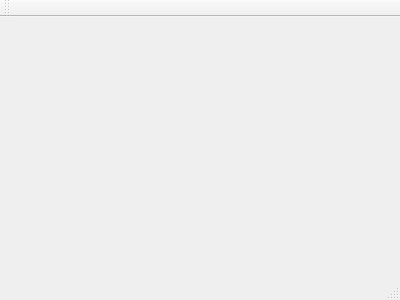
The window that FlexManSys/mainwindow.ui (ayudov/Flexible-Manufacturing-System) describes before a commit, drawn with Qt 5.
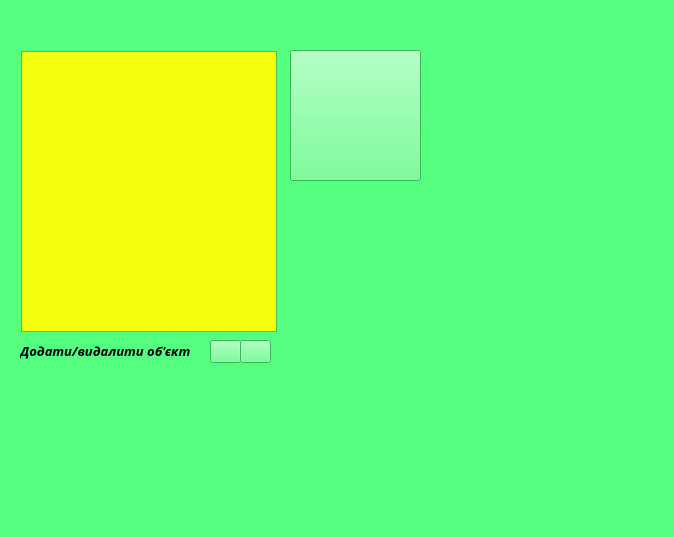
The same window after the commit. Icons and pictures are not drawn.

Diff of the .ui file:
```diff
--- a/FlexManSys/mainwindow.ui
+++ b/FlexManSys/mainwindow.ui
@@ -1,24 +1,863 @@
 <ui version="4.0">
  <class>MainWindow</class>
- <widget class="QMainWindow" name="MainWindow" >
-  <property name="geometry" >
+ <widget class="QMainWindow" name="MainWindow">
+  <property name="geometry">
    <rect>
     <x>0</x>
     <y>0</y>
-    <width>400</width>
-    <height>300</height>
+    <width>674</width>
+    <height>537</height>
    </rect>
   </property>
-  <property name="windowTitle" >
+  <property name="palette">
+   <palette>
+    <active>
+     <colorrole role="WindowText">
+      <brush brushstyle="SolidPattern">
+       <color alpha="255">
+        <red>0</red>
+        <green>0</green>
+        <blue>0</blue>
+       </color>
+      </brush>
+     </colorrole>
+     <colorrole role="Button">
+      <brush brushstyle="SolidPattern">
+       <color alpha="255">
+        <red>85</red>
+        <green>255</green>
+        <blue>127</blue>
+       </color>
+      </brush>
+     </colorrole>
+     <colorrole role="Light">
+      <brush brushstyle="SolidPattern">
+       <color alpha="255">
+        <red>213</red>
+        <green>255</green>
+        <blue>223</blue>
+       </color>
+      </brush>
+     </colorrole>
+     <colorrole role="Midlight">
+      <brush brushstyle="SolidPattern">
+       <color alpha="255">
+        <red>149</red>
+        <green>255</green>
+        <blue>175</blue>
+       </color>
+      </brush>
+     </colorrole>
+     <colorrole role="Dark">
+      <brush brushstyle="SolidPattern">
+       <color alpha="255">
+        <red>42</red>
+        <green>127</green>
+        <blue>63</blue>
+       </color>
+      </brush>
+     </colorrole>
+     <colorrole role="Mid">
+      <brush brushstyle="SolidPattern">
+       <color alpha="255">
+        <red>56</red>
+        <green>170</green>
+        <blue>84</blue>
+       </color>
+      </brush>
+     </colorrole>
+     <colorrole role="Text">
+      <brush brushstyle="SolidPattern">
+       <color alpha="255">
+        <red>0</red>
+        <green>0</green>
+        <blue>0</blue>
+       </color>
+      </brush>
+     </colorrole>
+     <colorrole role="BrightText">
+      <brush brushstyle="SolidPattern">
+       <color alpha="255">
+        <red>255</red>
+        <green>255</green>
+        <blue>255</blue>
+       </color>
+      </brush>
+     </colorrole>
+     <colorrole role="ButtonText">
+      <brush brushstyle="SolidPattern">
+       <color alpha="255">
+        <red>0</red>
+        <green>0</green>
+        <blue>0</blue>
+       </color>
+      </brush>
+     </colorrole>
+     <colorrole role="Base">
+      <brush brushstyle="SolidPattern">
+       <color alpha="255">
+        <red>255</red>
+        <green>255</green>
+        <blue>255</blue>
+       </color>
+      </brush>
+     </colorrole>
+     <colorrole role="Window">
+      <brush brushstyle="SolidPattern">
+       <color alpha="255">
+        <red>85</red>
+        <green>255</green>
+        <blue>127</blue>
+       </color>
+      </brush>
+     </colorrole>
+     <colorrole role="Shadow">
+      <brush brushstyle="SolidPattern">
+       <color alpha="255">
+        <red>0</red>
+        <green>0</green>
+        <blue>0</blue>
+       </color>
+      </brush>
+     </colorrole>
+     <colorrole role="AlternateBase">
+      <brush brushstyle="SolidPattern">
+       <color alpha="255">
+        <red>170</red>
+        <green>255</green>
+        <blue>191</blue>
+       </color>
+      </brush>
+     </colorrole>
+     <colorrole role="ToolTipBase">
+      <brush brushstyle="SolidPattern">
+       <color alpha="255">
+        <red>255</red>
+        <green>255</green>
+        <blue>220</blue>
+       </color>
+      </brush>
+     </colorrole>
+     <colorrole role="ToolTipText">
+      <brush brushstyle="SolidPattern">
+       <color alpha="255">
+        <red>0</red>
+        <green>0</green>
+        <blue>0</blue>
+       </color>
+      </brush>
+     </colorrole>
+    </active>
+    <inactive>
+     <colorrole role="WindowText">
+      <brush brushstyle="SolidPattern">
+       <color alpha="255">
+        <red>0</red>
+        <green>0</green>
+        <blue>0</blue>
+       </color>
+      </brush>
+     </colorrole>
+     <colorrole role="Button">
+      <brush brushstyle="SolidPattern">
+       <color alpha="255">
+        <red>85</red>
+        <green>255</green>
+        <blue>127</blue>
+       </color>
+      </brush>
+     </colorrole>
+     <colorrole role="Light">
+      <brush brushstyle="SolidPattern">
+       <color alpha="255">
+        <red>213</red>
+        <green>255</green>
+        <blue>223</blue>
+       </color>
+      </brush>
+     </colorrole>
+     <colorrole role="Midlight">
+      <brush brushstyle="SolidPattern">
+       <color alpha="255">
+        <red>149</red>
+        <green>255</green>
+        <blue>175</blue>
+       </color>
+      </brush>
+     </colorrole>
+     <colorrole role="Dark">
+      <brush brushstyle="SolidPattern">
+       <color alpha="255">
+        <red>42</red>
+        <green>127</green>
+        <blue>63</blue>
+       </color>
+      </brush>
+     </colorrole>
+     <colorrole role="Mid">
+      <brush brushstyle="SolidPattern">
+       <color alpha="255">
+        <red>56</red>
+        <green>170</green>
+        <blue>84</blue>
+       </color>
+      </brush>
+     </colorrole>
+     <colorrole role="Text">
+      <brush brushstyle="SolidPattern">
+       <color alpha="255">
+        <red>0</red>
+        <green>0</green>
+        <blue>0</blue>
+       </color>
+      </brush>
+     </colorrole>
+     <colorrole role="BrightText">
+      <brush brushstyle="SolidPattern">
+       <color alpha="255">
+        <red>255</red>
+        <green>255</green>
+        <blue>255</blue>
+       </color>
+      </brush>
+     </colorrole>
+     <colorrole role="ButtonText">
+      <brush brushstyle="SolidPattern">
+       <color alpha="255">
+        <red>0</red>
+        <green>0</green>
+        <blue>0</blue>
+       </color>
+      </brush>
+     </colorrole>
+     <colorrole role="Base">
+      <brush brushstyle="SolidPattern">
+       <color alpha="255">
+        <red>255</red>
+        <green>255</green>
+        <blue>255</blue>
+       </color>
+      </brush>
+     </colorrole>
+     <colorrole role="Window">
+      <brush brushstyle="SolidPattern">
+       <color alpha="255">
+        <red>85</red>
+        <green>255</green>
+        <blue>127</blue>
+       </color>
+      </brush>
+     </colorrole>
+     <colorrole role="Shadow">
+      <brush brushstyle="SolidPattern">
+       <color alpha="255">
+        <red>0</red>
+        <green>0</green>
+        <blue>0</blue>
+       </color>
+      </brush>
+     </colorrole>
+     <colorrole role="AlternateBase">
+      <brush brushstyle="SolidPattern">
+       <color alpha="255">
+        <red>170</red>
+        <green>255</green>
+        <blue>191</blue>
+       </color>
+      </brush>
+     </colorrole>
+     <colorrole role="ToolTipBase">
+      <brush brushstyle="SolidPattern">
+       <color alpha="255">
+        <red>255</red>
+        <green>255</green>
+        <blue>220</blue>
+       </color>
+      </brush>
+     </colorrole>
+     <colorrole role="ToolTipText">
+      <brush brushstyle="SolidPattern">
+       <color alpha="255">
+        <red>0</red>
+        <green>0</green>
+        <blue>0</blue>
+       </color>
+      </brush>
+     </colorrole>
+    </inactive>
+    <disabled>
+     <colorrole role="WindowText">
+      <brush brushstyle="SolidPattern">
+       <color alpha="255">
+        <red>42</red>
+        <green>127</green>
+        <blue>63</blue>
+       </color>
+      </brush>
+     </colorrole>
+     <colorrole role="Button">
+      <brush brushstyle="SolidPattern">
+       <color alpha="255">
+        <red>85</red>
+        <green>255</green>
+        <blue>127</blue>
+       </color>
+      </brush>
+     </colorrole>
+     <colorrole role="Light">
+      <brush brushstyle="SolidPattern">
+       <color alpha="255">
+        <red>213</red>
+        <green>255</green>
+        <blue>223</blue>
+       </color>
+      </brush>
+     </colorrole>
+     <colorrole role="Midlight">
+      <brush brushstyle="SolidPattern">
+       <color alpha="255">
+        <red>149</red>
+        <green>255</green>
+        <blue>175</blue>
+       </color>
+      </brush>
+     </colorrole>
+     <colorrole role="Dark">
+      <brush brushstyle="SolidPattern">
+       <color alpha="255">
+        <red>42</red>
+        <green>127</green>
+        <blue>63</blue>
+       </color>
+      </brush>
+     </colorrole>
+     <colorrole role="Mid">
+      <brush brushstyle="SolidPattern">
+       <color alpha="255">
+        <red>56</red>
+        <green>170</green>
+        <blue>84</blue>
+       </color>
+      </brush>
+     </colorrole>
+     <colorrole role="Text">
+      <brush brushstyle="SolidPattern">
+       <color alpha="255">
+        <red>42</red>
+        <green>127</green>
+        <blue>63</blue>
+       </color>
+      </brush>
+     </colorrole>
+     <colorrole role="BrightText">
+      <brush brushstyle="SolidPattern">
+       <color alpha="255">
+        <red>255</red>
+        <green>255</green>
+        <blue>255</blue>
+       </color>
+      </brush>
+     </colorrole>
+     <colorrole role="ButtonText">
+      <brush brushstyle="SolidPattern">
+       <color alpha="255">
+        <red>42</red>
+        <green>127</green>
+        <blue>63</blue>
+       </color>
+      </brush>
+     </colorrole>
+     <colorrole role="Base">
+      <brush brushstyle="SolidPattern">
+       <color alpha="255">
+        <red>85</red>
+        <green>255</green>
+        <blue>127</blue>
+       </color>
+      </brush>
+     </colorrole>
+     <colorrole role="Window">
+      <brush brushstyle="SolidPattern">
+       <color alpha="255">
+        <red>85</red>
+        <green>255</green>
+        <blue>127</blue>
+       </color>
+      </brush>
+     </colorrole>
+     <colorrole role="Shadow">
+      <brush brushstyle="SolidPattern">
+       <color alpha="255">
+        <red>0</red>
+        <green>0</green>
+        <blue>0</blue>
+       </color>
+      </brush>
+     </colorrole>
+     <colorrole role="AlternateBase">
+      <brush brushstyle="SolidPattern">
+       <color alpha="255">
+        <red>85</red>
+        <green>255</green>
+        <blue>127</blue>
+       </color>
+      </brush>
+     </colorrole>
+     <colorrole role="ToolTipBase">
+      <brush brushstyle="SolidPattern">
+       <color alpha="255">
+        <red>255</red>
+        <green>255</green>
+        <blue>220</blue>
+       </color>
+      </brush>
+     </colorrole>
+     <colorrole role="ToolTipText">
+      <brush brushstyle="SolidPattern">
+       <color alpha="255">
+        <red>0</red>
+        <green>0</green>
+        <blue>0</blue>
+       </color>
+      </brush>
+     </colorrole>
+    </disabled>
+   </palette>
+  </property>
+  <property name="windowTitle">
    <string>MainWindow</string>
   </property>
-  <widget class="QMenuBar" name="menuBar" />
-  <widget class="QToolBar" name="mainToolBar" />
-  <widget class="QWidget" name="centralWidget" />
-  <widget class="QStatusBar" name="statusBar" />
+  <widget class="QWidget" name="centralWidget">
+   <widget class="QPushButton" name="addBillet">
+    <property name="geometry">
+     <rect>
+      <x>210</x>
+      <y>340</y>
+      <width>31</width>
+      <height>23</height>
+     </rect>
+    </property>
+    <property name="palette">
+     <palette>
+      <active>
+       <colorrole role="BrightText">
+        <brush brushstyle="SolidPattern">
+         <color alpha="255">
+          <red>255</red>
+          <green>255</green>
+          <blue>255</blue>
+         </color>
+        </brush>
+       </colorrole>
+       <colorrole role="Base">
+        <brush brushstyle="SolidPattern">
+         <color alpha="255">
+          <red>255</red>
+          <green>255</green>
+          <blue>255</blue>
+         </color>
+        </brush>
+       </colorrole>
+      </active>
+      <inactive>
+       <colorrole role="BrightText">
+        <brush brushstyle="SolidPattern">
+         <color alpha="255">
+          <red>255</red>
+          <green>255</green>
+          <blue>255</blue>
+         </color>
+        </brush>
+       </colorrole>
+       <colorrole role="Base">
+        <brush brushstyle="SolidPattern">
+         <color alpha="255">
+          <red>255</red>
+          <green>255</green>
+          <blue>255</blue>
+         </color>
+        </brush>
+       </colorrole>
+      </inactive>
+      <disabled>
+       <colorrole role="BrightText">
+        <brush brushstyle="SolidPattern">
+         <color alpha="255">
+          <red>255</red>
+          <green>255</green>
+          <blue>255</blue>
+         </color>
+        </brush>
+       </colorrole>
+       <colorrole role="Base">
+        <brush brushstyle="SolidPattern">
+         <color alpha="255">
+          <red>85</red>
+          <green>255</green>
+          <blue>127</blue>
+         </color>
+        </brush>
+       </colorrole>
+      </disabled>
+     </palette>
+    </property>
+    <property name="font">
+     <font>
+      <family>Bauhaus 93</family>
+      <pointsize>10</pointsize>
+      <weight>75</weight>
+      <italic>false</italic>
+      <bold>true</bold>
+     </font>
+    </property>
+    <property name="text">
+     <string/>
+    </property>
+    <property name="icon">
+     <iconset resource="resources.qrc">
+      <normaloff>:/new/add_remove/plus-icon-green-md.png</normaloff>:/new/add_remove/plus-icon-green-md.png</iconset>
+    </property>
+    <property name="iconSize">
+     <size>
+      <width>16</width>
+      <height>16</height>
+     </size>
+    </property>
+   </widget>
+   <widget class="QPushButton" name="removeBillet">
+    <property name="geometry">
+     <rect>
+      <x>240</x>
+      <y>340</y>
+      <width>31</width>
+      <height>23</height>
+     </rect>
+    </property>
+    <property name="palette">
+     <palette>
+      <active>
+       <colorrole role="Base">
+        <brush brushstyle="SolidPattern">
+         <color alpha="255">
+          <red>255</red>
+          <green>255</green>
+          <blue>255</blue>
+         </color>
+        </brush>
+       </colorrole>
+       <colorrole role="NoRole">
+        <brush brushstyle="SolidPattern">
+         <color alpha="255">
+          <red>255</red>
+          <green>255</green>
+          <blue>255</blue>
+         </color>
+        </brush>
+       </colorrole>
+      </active>
+      <inactive>
+       <colorrole role="Base">
+        <brush brushstyle="SolidPattern">
+         <color alpha="255">
+          <red>255</red>
+          <green>255</green>
+          <blue>255</blue>
+         </color>
+        </brush>
+       </colorrole>
+       <colorrole role="NoRole">
+        <brush brushstyle="SolidPattern">
+         <color alpha="255">
+          <red>255</red>
+          <green>255</green>
+          <blue>255</blue>
+         </color>
+        </brush>
+       </colorrole>
+      </inactive>
+      <disabled>
+       <colorrole role="Base">
+        <brush brushstyle="SolidPattern">
+         <color alpha="255">
+          <red>85</red>
+          <green>255</green>
+          <blue>127</blue>
+         </color>
+        </brush>
+       </colorrole>
+       <colorrole role="NoRole">
+        <brush brushstyle="SolidPattern">
+         <color alpha="255">
+          <red>255</red>
+          <green>255</green>
+          <blue>255</blue>
+         </color>
+        </brush>
+       </colorrole>
+      </disabled>
+     </palette>
+    </property>
+    <property name="font">
+     <font>
+      <family>Bauhaus 93</family>
+      <pointsize>10</pointsize>
+      <weight>75</weight>
+      <italic>false</italic>
+      <bold>true</bold>
+     </font>
+    </property>
+    <property name="text">
+     <string/>
+    </property>
+    <property name="icon">
+     <iconset resource="resources.qrc">
+      <normaloff>:/new/add_remove/256-256-ad37efe2ebc423365b783fa170de6027.png</normaloff>:/new/add_remove/256-256-ad37efe2ebc423365b783fa170de6027.png</iconset>
+    </property>
+    <property name="iconSize">
+     <size>
+      <width>16</width>
+      <height>16</height>
+     </size>
+    </property>
+   </widget>
+   <widget class="QLabel" name="label">
+    <property name="geometry">
+     <rect>
+      <x>20</x>
+      <y>340</y>
+      <width>181</width>
+      <height>21</height>
+     </rect>
+    </property>
+    <property name="palette">
+     <palette>
+      <active>
+       <colorrole role="WindowText">
+        <brush brushstyle="SolidPattern">
+         <color alpha="255">
+          <red>0</red>
+          <green>0</green>
+          <blue>0</blue>
+         </color>
+        </brush>
+       </colorrole>
+      </active>
+      <inactive>
+       <colorrole role="WindowText">
+        <brush brushstyle="SolidPattern">
+         <color alpha="255">
+          <red>0</red>
+          <green>0</green>
+          <blue>0</blue>
+         </color>
+        </brush>
+       </colorrole>
+      </inactive>
+      <disabled>
+       <colorrole role="WindowText">
+        <brush brushstyle="SolidPattern">
+         <color alpha="255">
+          <red>42</red>
+          <green>127</green>
+          <blue>63</blue>
+         </color>
+        </brush>
+       </colorrole>
+      </disabled>
+     </palette>
+    </property>
+    <property name="font">
+     <font>
+      <family>Bauhaus 93</family>
+      <pointsize>10</pointsize>
+      <weight>75</weight>
+      <italic>true</italic>
+      <bold>true</bold>
+     </font>
+    </property>
+    <property name="text">
+     <string>Додати/видалити об'єкт</string>
+    </property>
+   </widget>
+   <widget class="QPushButton" name="pushButton">
+    <property name="geometry">
+     <rect>
+      <x>290</x>
+      <y>50</y>
+      <width>131</width>
+      <height>131</height>
+     </rect>
+    </property>
+    <property name="text">
+     <string/>
+    </property>
+    <property name="icon">
+     <iconset resource="resources.qrc">
+      <normaloff>:/new/add_remove/dot_matrix.png</normaloff>:/new/add_remove/dot_matrix.png</iconset>
+    </property>
+    <property name="iconSize">
+     <size>
+      <width>150</width>
+      <height>125</height>
+     </size>
+    </property>
+   </widget>
+   <widget class="QListWidget" name="listWidget">
+    <property name="geometry">
+     <rect>
+      <x>21</x>
+      <y>51</y>
+      <width>256</width>
+      <height>281</height>
+     </rect>
+    </property>
+    <property name="palette">
+     <palette>
+      <active>
+       <colorrole role="BrightText">
+        <brush brushstyle="SolidPattern">
+         <color alpha="255">
+          <red>255</red>
+          <green>170</green>
+          <blue>0</blue>
+         </color>
+        </brush>
+       </colorrole>
+       <colorrole role="Base">
+        <brush brushstyle="SolidPattern">
+         <color alpha="255">
+          <red>243</red>
+          <green>255</green>
+          <blue>14</blue>
+         </color>
+        </brush>
+       </colorrole>
+       <colorrole role="Highlight">
+        <brush brushstyle="SolidPattern">
+         <color alpha="255">
+          <red>255</red>
+          <green>0</green>
+          <blue>0</blue>
+         </color>
+        </brush>
+       </colorrole>
+       <colorrole role="HighlightedText">
+        <brush brushstyle="SolidPattern">
+         <color alpha="255">
+          <red>255</red>
+          <green>0</green>
+          <blue>0</blue>
+         </color>
+        </brush>
+       </colorrole>
+      </active>
+      <inactive>
+       <colorrole role="BrightText">
+        <brush brushstyle="SolidPattern">
+         <color alpha="255">
+          <red>255</red>
+          <green>170</green>
+          <blue>0</blue>
+         </color>
+        </brush>
+       </colorrole>
+       <colorrole role="Base">
+        <brush brushstyle="SolidPattern">
+         <color alpha="255">
+          <red>243</red>
+          <green>255</green>
+          <blue>14</blue>
+         </color>
+        </brush>
+       </colorrole>
+       <colorrole role="Highlight">
+        <brush brushstyle="SolidPattern">
+         <color alpha="255">
+          <red>255</red>
+          <green>0</green>
+          <blue>0</blue>
+         </color>
+        </brush>
+       </colorrole>
+       <colorrole role="HighlightedText">
+        <brush brushstyle="SolidPattern">
+         <color alpha="255">
+          <red>255</red>
+          <green>0</green>
+          <blue>0</blue>
+         </color>
+        </brush>
+       </colorrole>
+      </inactive>
+      <disabled>
+       <colorrole role="BrightText">
+        <brush brushstyle="SolidPattern">
+         <color alpha="255">
+          <red>255</red>
+          <green>170</green>
+          <blue>0</blue>
+         </color>
+        </brush>
+       </colorrole>
+       <colorrole role="Base">
+        <brush brushstyle="SolidPattern">
+         <color alpha="255">
+          <red>85</red>
+          <green>255</green>
+          <blue>127</blue>
+         </color>
+        </brush>
+       </colorrole>
+       <colorrole role="Highlight">
+        <brush brushstyle="SolidPattern">
+         <color alpha="255">
+          <red>255</red>
+          <green>0</green>
+          <blue>0</blue>
+         </color>
+        </brush>
+       </colorrole>
+       <colorrole role="HighlightedText">
+        <brush brushstyle="SolidPattern">
+         <color alpha="255">
+          <red>255</red>
+          <green>0</green>
+          <blue>0</blue>
+         </color>
+        </brush>
+       </colorrole>
+      </disabled>
+     </palette>
+    </property>
+    <property name="font">
+     <font>
+      <family>Bauhaus 93</family>
+      <pointsize>10</pointsize>
+      <weight>75</weight>
+      <bold>true</bold>
+     </font>
+    </property>
+    <property name="toolTip">
+     <string>&lt;html&gt;&lt;head/&gt;&lt;body&gt;&lt;p align=&quot;center&quot;&gt;&lt;br/&gt;&lt;/p&gt;&lt;/body&gt;&lt;/html&gt;</string>
+    </property>
+    <property name="autoFillBackground">
+     <bool>false</bool>
+    </property>
+    <property name="styleSheet">
+     <string notr="true"/>
+    </property>
+   </widget>
+   <zorder>addBillet</zorder>
+   <zorder>horizontalLayoutWidget</zorder>
+   <zorder></zorder>
+   <zorder>removeBillet</zorder>
+   <zorder>label</zorder>
+   <zorder>pushButton</zorder>
+  </widget>
  </widget>
- <layoutDefault spacing="6" margin="11" />
- <pixmapfunction></pixmapfunction>
- <resources/>
+ <layoutdefault spacing="6" margin="11"/>
+ <resources>
+  <include location="resources.qrc"/>
+ </resources>
  <connections/>
 </ui>
```
Left out of the diff: 1 changed line with no effect on the pictures.
